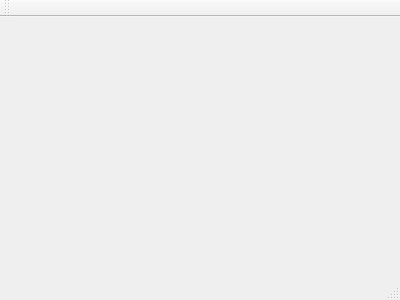
The window that Lab04/mainwindow.ui (wemstar/Qt) describes before a commit, drawn with Qt 5.
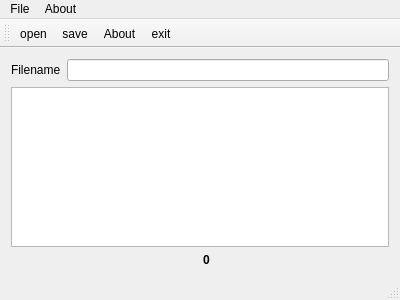
The same window after the commit. Icons and pictures are not drawn.

Patch:
```diff
--- a/Lab04/mainwindow.ui
+++ b/Lab04/mainwindow.ui
@@ -12,13 +12,157 @@
   <property name="windowTitle" >
    <string>MainWindow</string>
   </property>
-  <widget class="QMenuBar" name="menuBar" />
-  <widget class="QToolBar" name="mainToolBar" />
-  <widget class="QWidget" name="centralWidget" />
-  <widget class="QStatusBar" name="statusBar" />
+  <property name="windowIcon">
+   <iconset resource="res.qrc">
+    <normaloff>:/new/prefix1/ikony/Gnome-accessories-calculator.svg</normaloff>:/new/prefix1/ikony/Gnome-accessories-calculator.svg</iconset>
+  </property>
+  <widget class="QWidget" name="centralWidget">
+   <layout class="QVBoxLayout" name="verticalLayout">
+    <item>
+     <layout class="QHBoxLayout" name="horizontalLayout">
+      <item>
+       <widget class="QLabel" name="label_3">
+        <property name="text">
+         <string>Filename</string>
+        </property>
+       </widget>
+      </item>
+      <item>
+       <widget class="QLineEdit" name="filnameText">
+        <property name="readOnly">
+         <bool>true</bool>
+        </property>
+       </widget>
+      </item>
+     </layout>
+    </item>
+    <item>
+     <widget class="QTextEdit" name="plikText">
+      <property name="readOnly">
+       <bool>true</bool>
+      </property>
+     </widget>
+    </item>
+    <item>
+     <layout class="QHBoxLayout" name="horizontalLayout_2">
+      <item>
+       <widget class="QLabel" name="label">
+        <property name="text">
+         <string/>
+        </property>
+        <property name="pixmap">
+         <pixmap resource="res.qrc">:/new/prefix1/ikony/Gnome-accessories-calculator.svg</pixmap>
+        </property>
+       </widget>
+      </item>
+      <item>
+       <widget class="QLabel" name="wynikText">
+        <property name="font">
+         <font>
+          <weight>75</weight>
+          <bold>true</bold>
+         </font>
+        </property>
+        <property name="text">
+         <string>0</string>
+        </property>
+       </widget>
+      </item>
+     </layout>
+    </item>
+   </layout>
+  </widget>
+  <widget class="QMenuBar" name="menuBar">
+   <property name="geometry">
+    <rect>
+     <x>0</x>
+     <y>0</y>
+     <width>400</width>
+     <height>29</height>
+    </rect>
+   </property>
+   <widget class="QMenu" name="menuFile">
+    <property name="title">
+     <string>File</string>
+    </property>
+    <addaction name="actionOpen"/>
+    <addaction name="actionSave"/>
+    <addaction name="actionExit"/>
+   </widget>
+   <widget class="QMenu" name="menuAbout">
+    <property name="title">
+     <string>About</string>
+    </property>
+    <addaction name="actionAbout"/>
+   </widget>
+   <addaction name="menuFile"/>
+   <addaction name="menuAbout"/>
+  </widget>
+  <widget class="QToolBar" name="mainToolBar">
+   <attribute name="toolBarArea">
+    <enum>TopToolBarArea</enum>
+   </attribute>
+   <attribute name="toolBarBreak">
+    <bool>false</bool>
+   </attribute>
+   <addaction name="actionOpen"/>
+   <addaction name="actionSave"/>
+   <addaction name="actionAbout"/>
+   <addaction name="actionExit"/>
+  </widget>
+  <widget class="QStatusBar" name="statusBar"/>
+  <action name="actionOpen">
+   <property name="icon">
+    <iconset resource="res.qrc">
+     <normaloff>:/new/prefix1/ikony/document-open.svg</normaloff>:/new/prefix1/ikony/document-open.svg</iconset>
+   </property>
+   <property name="text">
+    <string>open</string>
+   </property>
+   <property name="toolTip">
+    <string>Open File</string>
+   </property>
+  </action>
+  <action name="actionSave">
+   <property name="icon">
+    <iconset resource="res.qrc">
+     <normaloff>:/new/prefix1/ikony/Gnome-accessories-calculator.svg</normaloff>:/new/prefix1/ikony/Gnome-accessories-calculator.svg</iconset>
+   </property>
+   <property name="text">
+    <string>save</string>
+   </property>
+   <property name="toolTip">
+    <string>Save File</string>
+   </property>
+  </action>
+  <action name="actionExit">
+   <property name="icon">
+    <iconset resource="res.qrc">
+     <normaloff>:/new/prefix1/ikony/application-exit.svg</normaloff>:/new/prefix1/ikony/application-exit.svg</iconset>
+   </property>
+   <property name="text">
+    <string>exit</string>
+   </property>
+   <property name="toolTip">
+    <string>Exit the program</string>
+   </property>
+  </action>
+  <action name="actionAbout">
+   <property name="icon">
+    <iconset resource="res.qrc">
+     <normaloff>:/new/prefix1/ikony/about.svg</normaloff>:/new/prefix1/ikony/about.svg</iconset>
+   </property>
+   <property name="text">
+    <string>About</string>
+   </property>
+   <property name="toolTip">
+    <string>About the progrma</string>
+   </property>
+  </action>
  </widget>
- <layoutDefault spacing="6" margin="11" />
- <pixmapfunction></pixmapfunction>
- <resources/>
+ <layoutdefault spacing="6" margin="11"/>
+ <resources>
+  <include location="res.qrc"/>
+ </resources>
  <connections/>
 </ui>
```
Left out of the diff: 7 changed lines with no effect on the pictures.
